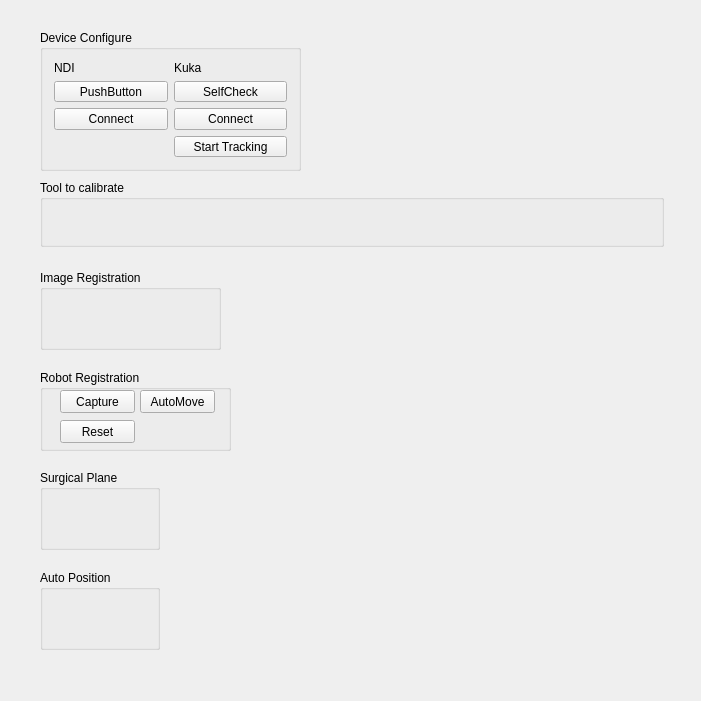
Qt form Plugins/org.mitk.lancet.surgicalsimulate/src/internal/SurgicalSimulateControls.ui (zhaomengxiao/LancetMITK-Adition) before a commit.
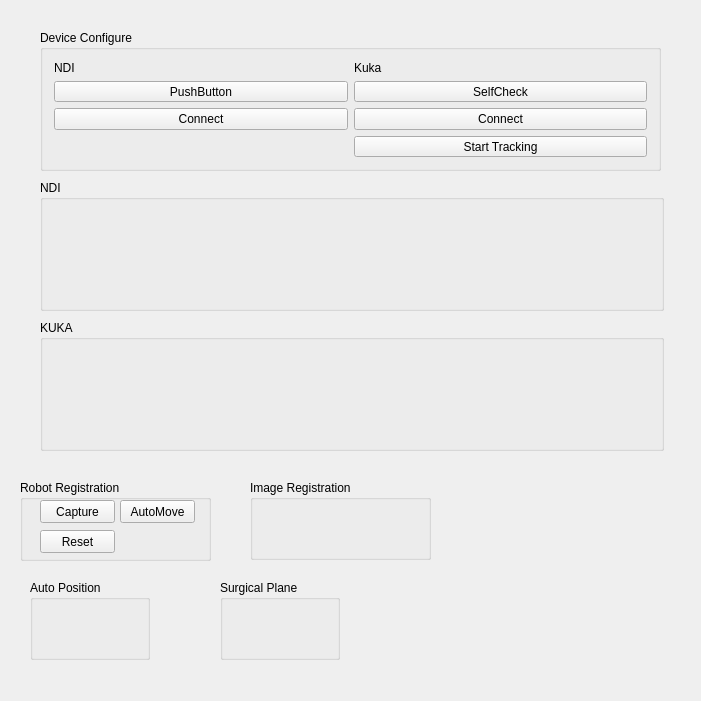
The same form after that commit. Custom widgets are drawn as their Qt base class.

```diff
--- a/Plugins/org.mitk.lancet.surgicalsimulate/src/internal/SurgicalSimulateControls.ui
+++ b/Plugins/org.mitk.lancet.surgicalsimulate/src/internal/SurgicalSimulateControls.ui
@@ -24,7 +24,7 @@
     <rect>
      <x>40</x>
      <y>30</y>
-     <width>261</width>
+     <width>621</width>
      <height>141</height>
     </rect>
    </property>
@@ -86,8 +86,8 @@
   <widget class="QGroupBox" name="groupBox_2">
    <property name="geometry">
     <rect>
-     <x>40</x>
-     <y>270</y>
+     <x>250</x>
+     <y>480</y>
      <width>181</width>
      <height>80</height>
     </rect>
@@ -99,8 +99,8 @@
   <widget class="QGroupBox" name="groupBox_3">
    <property name="geometry">
     <rect>
-     <x>40</x>
-     <y>370</y>
+     <x>20</x>
+     <y>480</y>
      <width>191</width>
      <height>81</height>
     </rect>
@@ -151,8 +151,8 @@
   <widget class="QGroupBox" name="groupBox_4">
    <property name="geometry">
     <rect>
-     <x>40</x>
-     <y>470</y>
+     <x>220</x>
+     <y>580</y>
      <width>120</width>
      <height>80</height>
     </rect>
@@ -164,8 +164,8 @@
   <widget class="QGroupBox" name="groupBox_5">
    <property name="geometry">
     <rect>
-     <x>40</x>
-     <y>570</y>
+     <x>30</x>
+     <y>580</y>
      <width>120</width>
      <height>80</height>
     </rect>
@@ -180,11 +180,11 @@
      <x>40</x>
      <y>180</y>
      <width>624</width>
-     <height>67</height>
+     <height>131</height>
     </rect>
    </property>
    <property name="title">
-    <string>Tool to calibrate</string>
+    <string>NDI</string>
    </property>
    <layout class="QVBoxLayout" name="verticalLayout_4">
     <item>
@@ -192,7 +192,38 @@
       <property name="minimumSize">
        <size>
         <width>0</width>
-        <height>35</height>
+        <height>80</height>
+       </size>
+      </property>
+      <property name="maximumSize">
+       <size>
+        <width>16777215</width>
+        <height>50</height>
+       </size>
+      </property>
+     </widget>
+    </item>
+   </layout>
+  </widget>
+  <widget class="QGroupBox" name="groupBox_7">
+   <property name="geometry">
+    <rect>
+     <x>40</x>
+     <y>320</y>
+     <width>624</width>
+     <height>131</height>
+    </rect>
+   </property>
+   <property name="title">
+    <string>KUKA</string>
+   </property>
+   <layout class="QVBoxLayout" name="verticalLayout_5">
+    <item>
+     <widget class="QmitkToolTrackingStatusWidget" name="m_StatusWidgetKukaToolToShow" native="true">
+      <property name="minimumSize">
+       <size>
+        <width>0</width>
+        <height>80</height>
        </size>
       </property>
       <property name="maximumSize">
```
Left out of the diff: 2 changed lines with no effect on the pictures.
